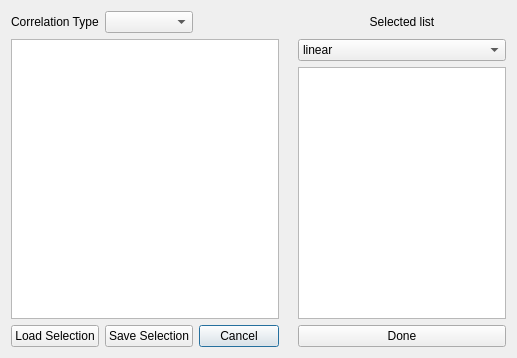
Before: the Qt Designer form designer/AnalyteSelectionDialog.ui in dhasterok/LaserMapExplorer, drawn with Qt 5.
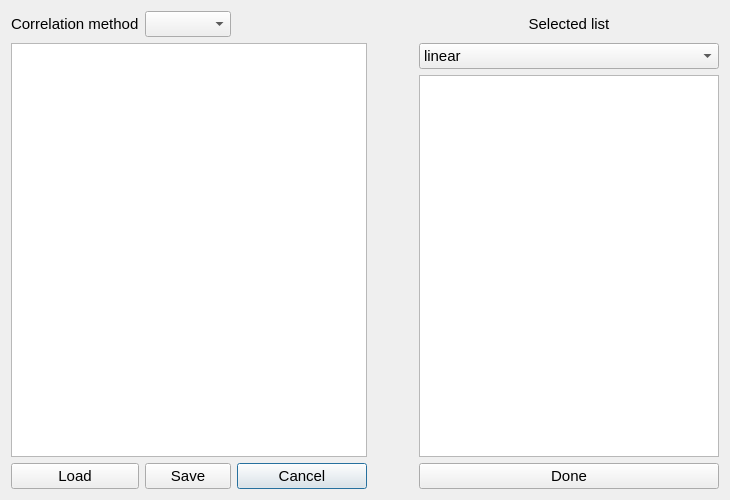
After: the same form once the commit is applied.

```diff
--- a/designer/AnalyteSelectionDialog.ui
+++ b/designer/AnalyteSelectionDialog.ui
@@ -6,16 +6,29 @@
    <rect>
     <x>0</x>
     <y>0</y>
-    <width>517</width>
-    <height>358</height>
+    <width>730</width>
+    <height>500</height>
    </rect>
   </property>
+  <property name="font">
+   <font>
+    <pointsize>11</pointsize>
+   </font>
+  </property>
   <property name="windowTitle">
    <string>LaME: Select Analytes and Ratios</string>
   </property>
   <layout class="QGridLayout" name="gridLayout">
    <item row="5" column="3" colspan="2">
     <widget class="QPushButton" name="pushButtonCancel">
+     <property name="font">
+      <font>
+       <pointsize>11</pointsize>
+      </font>
+     </property>
+     <property name="toolTip">
+      <string>Close window without keeping current changes</string>
+     </property>
      <property name="text">
       <string>Cancel</string>
      </property>
@@ -23,20 +36,38 @@
    </item>
    <item row="0" column="1">
     <widget class="QLabel" name="label_2">
+     <property name="font">
+      <font>
+       <pointsize>11</pointsize>
+      </font>
+     </property>
      <property name="text">
-      <string>Correlation Type</string>
+      <string>Correlation method</string>
      </property>
     </widget>
    </item>
    <item row="5" column="1">
     <widget class="QPushButton" name="pushButtonLoadSelection">
+     <property name="font">
+      <font>
+       <pointsize>11</pointsize>
+      </font>
+     </property>
+     <property name="toolTip">
+      <string>Load a previously saved set of selected analytes and ratios</string>
+     </property>
      <property name="text">
-      <string>Load Selection</string>
+      <string>Load</string>
      </property>
     </widget>
    </item>
    <item row="1" column="1" rowspan="3" colspan="4">
     <widget class="QTableWidget" name="tableWidgetAnalytes">
+     <property name="font">
+      <font>
+       <pointsize>11</pointsize>
+      </font>
+     </property>
      <property name="selectionMode">
       <enum>QAbstractItemView::MultiSelection</enum>
      </property>
@@ -44,13 +75,29 @@
    </item>
    <item row="5" column="2">
     <widget class="QPushButton" name="pushButtonSaveSelection">
+     <property name="font">
+      <font>
+       <pointsize>11</pointsize>
+      </font>
+     </property>
+     <property name="toolTip">
+      <string>Save the selected analytes and ratios</string>
+     </property>
      <property name="text">
-      <string>Save Selection</string>
+      <string>Save</string>
      </property>
     </widget>
    </item>
    <item row="5" column="6">
     <widget class="QPushButton" name="pushButtonDone">
+     <property name="font">
+      <font>
+       <pointsize>11</pointsize>
+      </font>
+     </property>
+     <property name="toolTip">
+      <string>Update currently selected set of analytes and ratios</string>
+     </property>
      <property name="text">
       <string>Done</string>
      </property>
@@ -64,6 +111,11 @@
        <height>200</height>
       </size>
      </property>
+     <property name="font">
+      <font>
+       <pointsize>11</pointsize>
+      </font>
+     </property>
      <property name="text">
       <string/>
      </property>
@@ -71,6 +123,11 @@
    </item>
    <item row="0" column="6">
     <widget class="QLabel" name="label">
+     <property name="font">
+      <font>
+       <pointsize>11</pointsize>
+      </font>
+     </property>
      <property name="text">
       <string>Selected list</string>
      </property>
@@ -80,10 +137,24 @@
     </widget>
    </item>
    <item row="0" column="2">
-    <widget class="QComboBox" name="comboBoxCorrelation"/>
+    <widget class="QComboBox" name="comboBoxCorrelation">
+     <property name="font">
+      <font>
+       <pointsize>11</pointsize>
+      </font>
+     </property>
+     <property name="toolTip">
+      <string>Change the correlation method displayed in the selection table</string>
+     </property>
+    </widget>
    </item>
    <item row="1" column="6">
     <widget class="QComboBox" name="comboBoxScale">
+     <property name="font">
+      <font>
+       <pointsize>11</pointsize>
+      </font>
+     </property>
      <property name="toolTip">
       <string>Apply scale to all samples</string>
      </property>
@@ -112,6 +183,11 @@
        <height>16777215</height>
       </size>
      </property>
+     <property name="font">
+      <font>
+       <pointsize>11</pointsize>
+      </font>
+     </property>
     </widget>
    </item>
   </layout>
```
